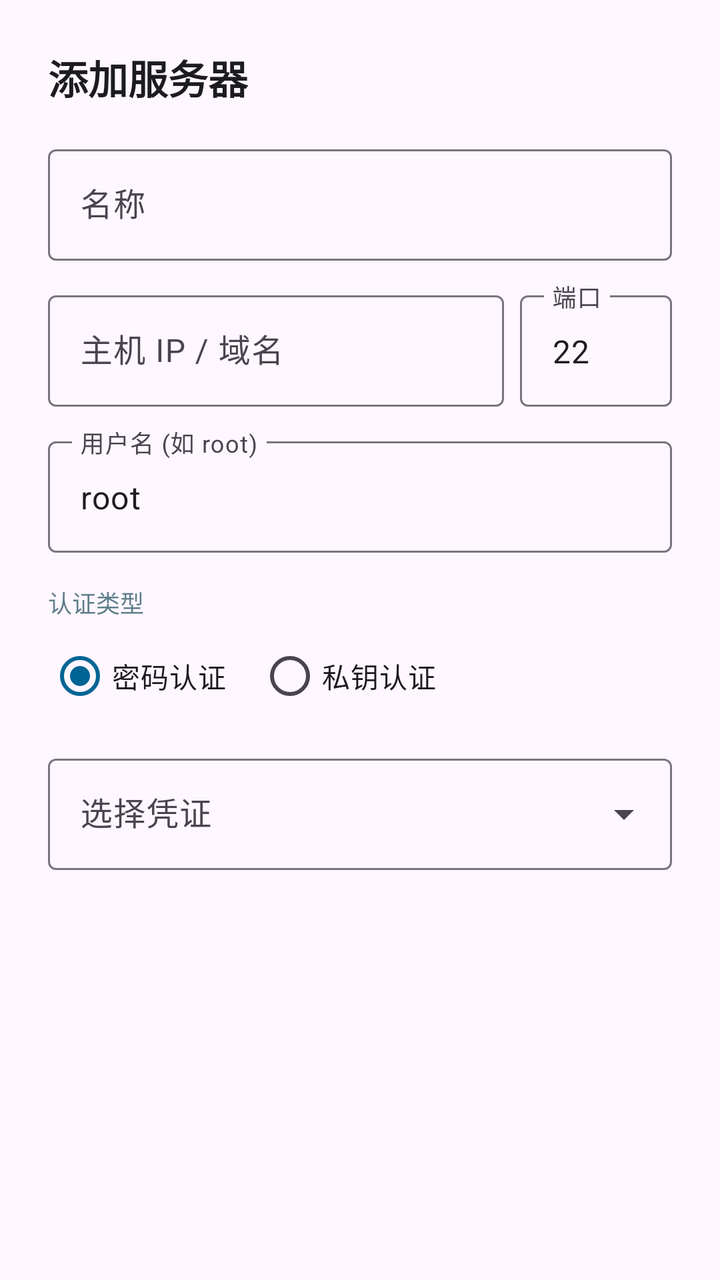
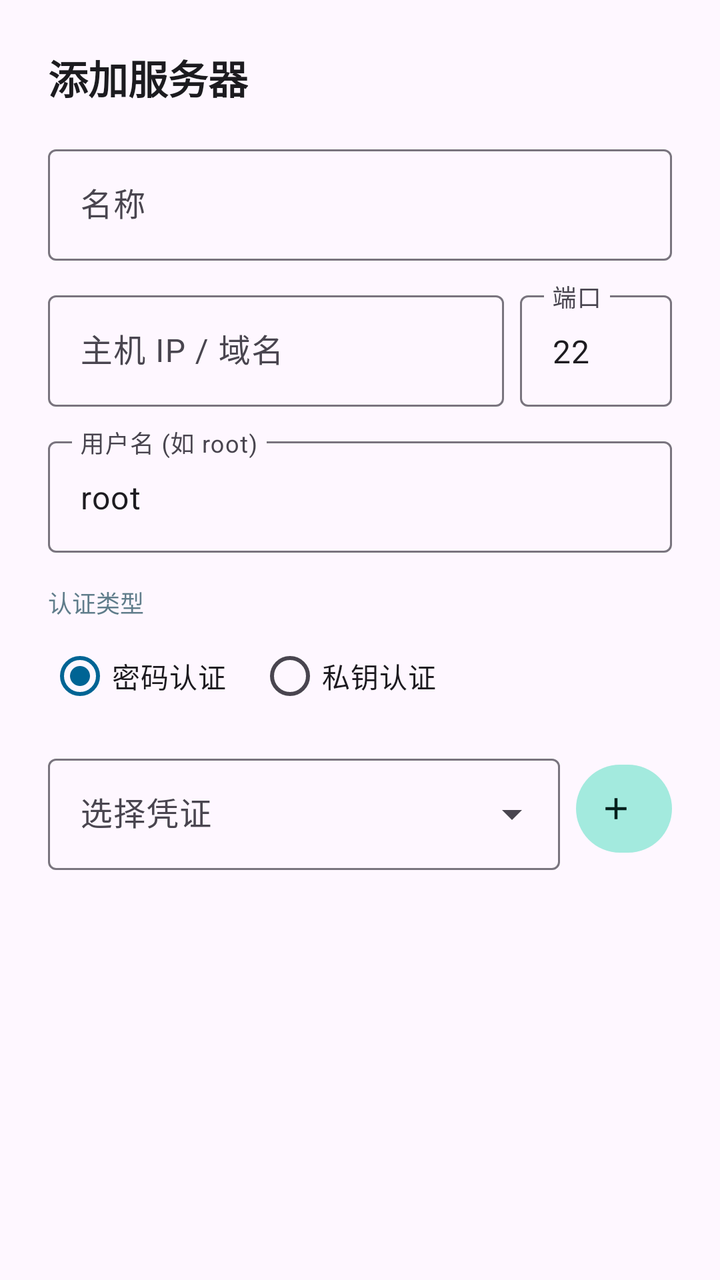

Before-and-after screenshots of an Android layout around one commit, followed by the original layout XML and the change that was made.
<!-- AndroidManifest.xml: application theme Theme.SSHRemoteExec -->
<!-- res/layout/dialog_edit_server.xml -->
<?xml version="1.0" encoding="utf-8"?>
<ScrollView xmlns:android="http://schemas.android.com/apk/res/android"
    xmlns:app="http://schemas.android.com/apk/res-auto"
    android:layout_width="match_parent"
    android:layout_height="wrap_content">

    <LinearLayout
        android:layout_width="match_parent"
        android:layout_height="wrap_content"
        android:orientation="vertical"
        android:padding="24dp">

        <TextView
            android:id="@+id/tv_dialog_title"
            android:layout_width="wrap_content"
            android:layout_height="wrap_content"
            android:text="@string/btn_add_server"
            android:textColor="@color/text_primary"
            android:textSize="20sp"
            android:textStyle="bold" />

        <com.google.android.material.textfield.TextInputLayout
            android:layout_width="match_parent"
            android:layout_height="wrap_content"
            android:layout_marginTop="16dp"
            android:hint="@string/name"
            app:boxBackgroundMode="outline">

            <com.google.android.material.textfield.TextInputEditText
                android:id="@+id/et_server_name"
                android:layout_width="match_parent"
                android:layout_height="wrap_content"
                android:singleLine="true" />
        </com.google.android.material.textfield.TextInputLayout>

        <LinearLayout
            android:layout_width="match_parent"
            android:layout_height="wrap_content"
            android:layout_marginTop="12dp"
            android:orientation="horizontal">

            <com.google.android.material.textfield.TextInputLayout
                android:layout_width="0dp"
                android:layout_height="wrap_content"
                android:layout_weight="3"
                android:hint="@string/host"
                app:boxBackgroundMode="outline">

                <com.google.android.material.textfield.TextInputEditText
                    android:id="@+id/et_host"
                    android:layout_width="match_parent"
                    android:layout_height="wrap_content"
                    android:singleLine="true" />
            </com.google.android.material.textfield.TextInputLayout>

            <com.google.android.material.textfield.TextInputLayout
                android:layout_width="0dp"
                android:layout_height="wrap_content"
                android:layout_marginStart="8dp"
                android:layout_weight="1"
                android:hint="端口"
                app:boxBackgroundMode="outline">

                <com.google.android.material.textfield.TextInputEditText
                    android:id="@+id/et_port"
                    android:layout_width="match_parent"
                    android:layout_height="wrap_content"
                    android:inputType="number"
                    android:text="22" />
            </com.google.android.material.textfield.TextInputLayout>
        </LinearLayout>

        <com.google.android.material.textfield.TextInputLayout
            android:layout_width="match_parent"
            android:layout_height="wrap_content"
            android:layout_marginTop="12dp"
            android:hint="@string/username"
            app:boxBackgroundMode="outline">

            <com.google.android.material.textfield.TextInputEditText
                android:id="@+id/et_username"
                android:layout_width="match_parent"
                android:layout_height="wrap_content"
                android:singleLine="true"
                android:text="root" />
        </com.google.android.material.textfield.TextInputLayout>

        <TextView
            android:layout_width="wrap_content"
            android:layout_height="wrap_content"
            android:layout_marginTop="16dp"
            android:text="@string/auth_type"
            android:textColor="@color/text_secondary"
            android:textSize="12sp" />

        <RadioGroup
            android:id="@+id/rg_auth_type"
            android:layout_width="match_parent"
            android:layout_height="wrap_content"
            android:layout_marginTop="4dp"
            android:orientation="horizontal">

            <RadioButton
                android:id="@+id/rb_auth_password"
                android:layout_width="wrap_content"
                android:layout_height="wrap_content"
                android:checked="true"
                android:text="@string/auth_password" />

            <RadioButton
                android:id="@+id/rb_auth_key"
                android:layout_width="wrap_content"
                android:layout_height="wrap_content"
                android:layout_marginStart="16dp"
                android:text="@string/auth_key" />
        </RadioGroup>

        <com.google.android.material.textfield.TextInputLayout
            style="@style/Widget.Material3.TextInputLayout.OutlinedBox.ExposedDropdownMenu"
            android:layout_width="match_parent"
            android:layout_height="wrap_content"
            android:layout_marginTop="12dp"
            android:hint="@string/select_credential">

            <AutoCompleteTextView
                android:id="@+id/actv_keys"
                android:layout_width="match_parent"
                android:layout_height="wrap_content"
                android:inputType="none" />
        </com.google.android.material.textfield.TextInputLayout>

    </LinearLayout>
</ScrollView>
<!-- resources referenced by this layout -->
<resources>
  <color name="text_primary">#1C1B1F</color>
  <color name="text_secondary">#607D8B</color>
  <string name="auth_key">私钥认证</string>
  <string name="auth_password">密码认证</string>
  <string name="auth_type">认证类型</string>
  <string name="btn_add_server">添加服务器</string>
  <string name="host">主机 IP / 域名</string>
  <string name="name">名称</string>
  <string name="select_credential">选择凭证</string>
  <string name="username">用户名 (如 root)</string>
  <style name="Theme.SSHRemoteExec" parent="Theme.Material3.DayNight.NoActionBar">
          <item name="colorPrimary">@color/primary</item>
          <item name="colorOnPrimary">@color/on_primary</item>
          <item name="colorPrimaryContainer">@color/primary_container</item>
          <item name="colorOnPrimaryContainer">@color/on_primary_container</item>
  
          <item name="colorSecondary">@color/secondary</item>
          <item name="colorOnSecondary">@color/on_secondary</item>
          <item name="colorSecondaryContainer">@color/secondary_container</item>
          <item name="colorOnSecondaryContainer">@color/on_secondary_container</item>
  
          
          <item name="android:statusBarColor">@color/primary</item>
          <item name="android:windowLightStatusBar">false</item>
      </style>
  <color name="primary">#006494</color>
  <color name="on_primary">#FFFFFF</color>
  <color name="primary_container">#CCE5FF</color>
  <color name="on_primary_container">#001D31</color>
  <color name="secondary">#00A896</color>
  <color name="on_secondary">#FFFFFF</color>
  <color name="secondary_container">#A3EADE</color>
  <color name="on_secondary_container">#00201C</color>
</resources>

<!-- the commit's change to res/layout/dialog_edit_server.xml (unified diff, before → after) -->
@@ -115,19 +115,39 @@
                 android:text="@string/auth_key" />
         </RadioGroup>
 
-        <com.google.android.material.textfield.TextInputLayout
-            style="@style/Widget.Material3.TextInputLayout.OutlinedBox.ExposedDropdownMenu"
+        <LinearLayout
             android:layout_width="match_parent"
             android:layout_height="wrap_content"
             android:layout_marginTop="12dp"
-            android:hint="@string/select_credential">
+            android:gravity="center_vertical"
+            android:orientation="horizontal">
 
-            <AutoCompleteTextView
-                android:id="@+id/actv_keys"
-                android:layout_width="match_parent"
+            <com.google.android.material.textfield.TextInputLayout
+                android:id="@+id/layout_keys"
+                style="@style/Widget.Material3.TextInputLayout.OutlinedBox.ExposedDropdownMenu"
+                android:layout_width="0dp"
                 android:layout_height="wrap_content"
-                android:inputType="none" />
-        </com.google.android.material.textfield.TextInputLayout>
+                android:layout_weight="1"
+                android:hint="@string/select_credential">
+
+                <AutoCompleteTextView
+                    android:id="@+id/actv_keys"
+                    android:layout_width="match_parent"
+                    android:layout_height="wrap_content"
+                    android:inputType="none" />
+            </com.google.android.material.textfield.TextInputLayout>
+
+            <com.google.android.material.button.MaterialButton
+                android:id="@+id/btn_quick_add_key"
+                style="@style/Widget.Material3.Button.TonalButton"
+                android:layout_width="48dp"
+                android:layout_height="52dp"
+                android:layout_marginStart="8dp"
+                android:contentDescription="@string/btn_add_key"
+                android:padding="0dp"
+                app:icon="@drawable/ic_add"
+                app:iconGravity="textStart" />
+        </LinearLayout>
 
     </LinearLayout>
 </ScrollView>
<!-- resource entries referenced after the edit -->
@@ -2,9 +2,20 @@
 <resources>
   <color name="text_primary">#1C1B1F</color>
   <color name="text_secondary">#607D8B</color>
+  <!-- drawable ic_add (drawable) -->
+  <vector xmlns:android="http://schemas.android.com/apk/res/android"
+      android:width="24dp"
+      android:height="24dp"
+      android:viewportWidth="24"
+      android:viewportHeight="24">
+    <path
+        android:fillColor="#FF000000"
+        android:pathData="M19,13h-6v6h-2v-6H5v-2h6V5h2v6h6v2z"/>
+  </vector>
   <string name="auth_key">私钥认证</string>
   <string name="auth_password">密码认证</string>
   <string name="auth_type">认证类型</string>
+  <string name="btn_add_key">添加凭证</string>
   <string name="btn_add_server">添加服务器</string>
   <string name="host">主机 IP / 域名</string>
   <string name="name">名称</string>
